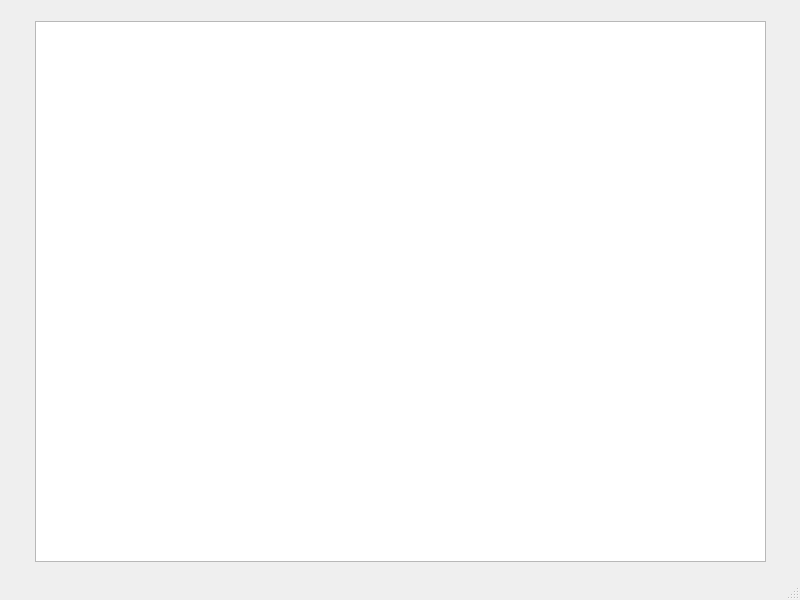
This is tabla_danio_ventana.ui in marilin-99/TrabajoPractico as Qt 5 draws it before an edit. The edited form follows.
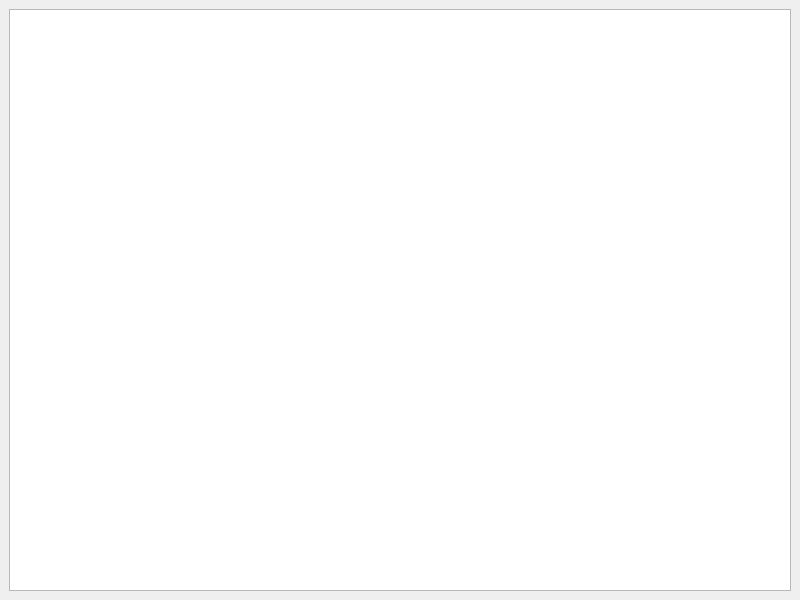
This is the edited form.

The edit to the form file:
```diff
--- a/tabla_danio_ventana.ui
+++ b/tabla_danio_ventana.ui
@@ -14,28 +14,12 @@
    <string>MainWindow</string>
   </property>
   <widget class="QWidget" name="centralwidget">
-   <widget class="QTableWidget" name="tablaDanio">
-    <property name="geometry">
-     <rect>
-      <x>35</x>
-      <y>21</y>
-      <width>731</width>
-      <height>541</height>
-     </rect>
-    </property>
-   </widget>
+   <layout class="QHBoxLayout" name="horizontalLayout">
+    <item>
+     <widget class="QTableWidget" name="tablaDanio"/>
+    </item>
+   </layout>
   </widget>
-  <widget class="QMenuBar" name="menubar">
-   <property name="geometry">
-    <rect>
-     <x>0</x>
-     <y>0</y>
-     <width>800</width>
-     <height>21</height>
-    </rect>
-   </property>
-  </widget>
-  <widget class="QStatusBar" name="statusbar"/>
  </widget>
  <resources/>
  <connections/>
```
